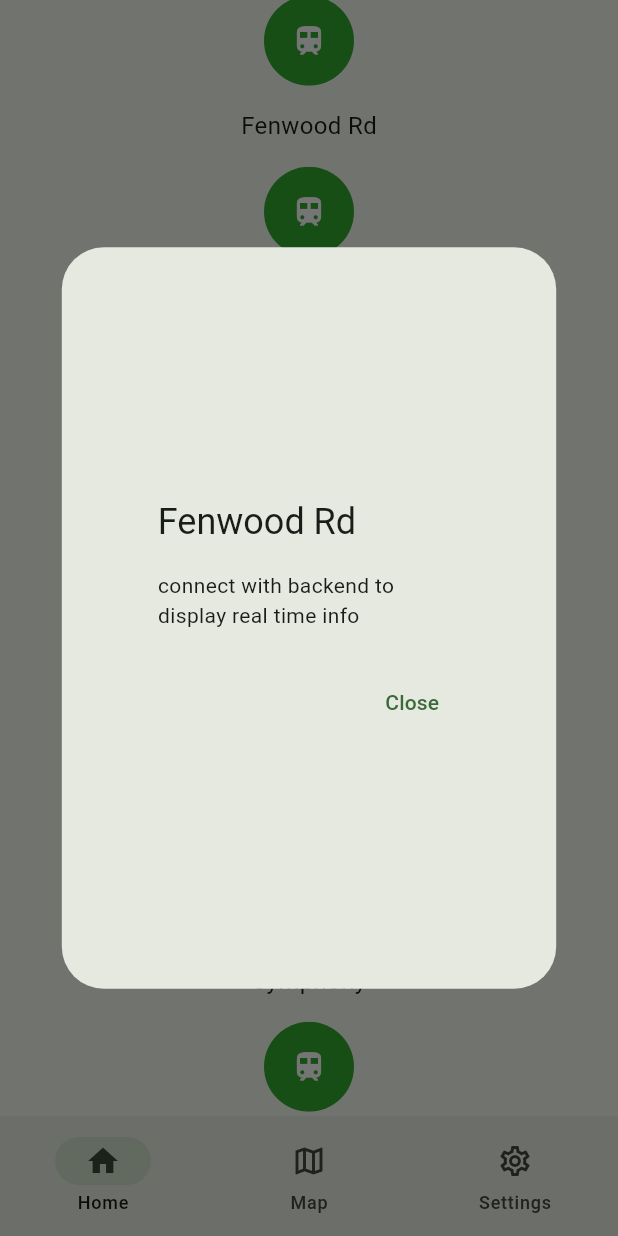
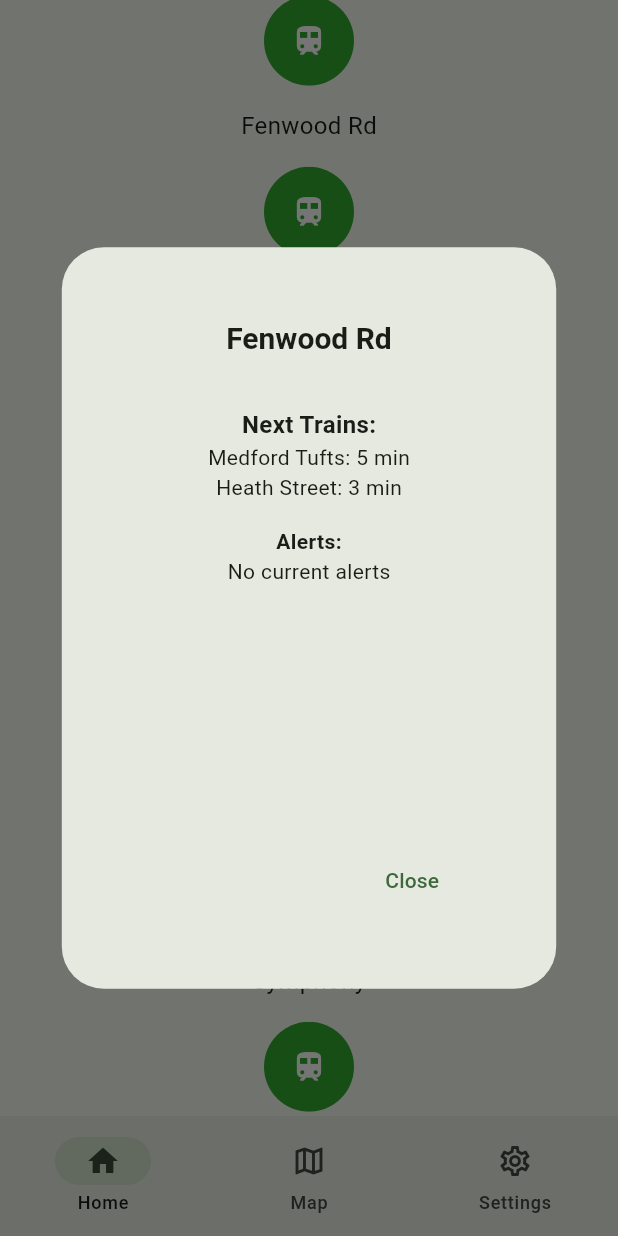
Before and after one commit to eric-livezey/nextt_app, a Flutter app: the screen it shows after launch, scrolled down 576 dp, after a tap on the "train" icon, on a phone screen of 412 x 824 dp. Run offline on Flutter 3.47's test engine with Material 3 defaults, Android fonts, the phone set to English and light mode, and no system bars; our stand-ins replace google_maps_flutter; missing offline and left inert: google_maps_flutter_android, google_maps_flutter_platform_interface.

Commit message:
Added red line and menu structure

```diff
--- a/lib/pages/home.dart
+++ b/lib/pages/home.dart
@@ -11,6 +11,7 @@ class HomeScreen extends StatefulWidget {
 }
 
 class _HomeScreenState extends State<HomeScreen> {
+  Color lineColor = const Color.fromARGB(204, 0, 149, 0);
   String selectedLine = 'Green E';
   late List<TrainStop> currentStops;
 
@@ -26,10 +27,18 @@ class _HomeScreenState extends State<HomeScreen> {
       selectedLine = value;
       if (value == 'Green E') {
         currentStops = greenEStops;
+        lineColor = const Color.fromARGB(204, 0, 149, 0);
       } else if (value == 'Green B') {
+        lineColor = const Color.fromARGB(204, 0, 149, 0);
         currentStops = greenBStops;
+      } else if (value == 'Red Ashmont') {
+        currentStops = redLineAshmontStops;
+        lineColor = const Color.fromARGB(204, 255, 0, 0);
+      } else if (value == 'Red Braintree') {
+        currentStops = redLineBraintreeStops;
+        lineColor = const Color.fromARGB(204, 255, 0, 0);
       }
-      // ADD MORE LINES LUCAS
+      // ADD MORE LINES AS BUILDING
     });
   }
 
@@ -47,7 +56,8 @@ class _HomeScreenState extends State<HomeScreen> {
               items: const [
                 DropdownMenuItem(value: 'Green E', child: Text('Green Line - E Branch')),
                 DropdownMenuItem(value: 'Green B', child: Text('Green Line - B Branch')),
-
+                DropdownMenuItem(value: 'Red Ashmont', child: Text('Red Line - Ashmont Branch')),
+                DropdownMenuItem(value: 'Red Braintree', child: Text('Red Line - Braintree Branch')),
               ],
               onChanged: _onLineChanged,
             ),
@@ -78,8 +88,29 @@ class _HomeScreenState extends State<HomeScreen> {
                                 minHeight: 300,
                               ),
                               child: AlertDialog(
-                                title: Text(trainstop.name),
-                                content: const Text('connect with backend to display real time info'),
+                                title: Center(
+                                  child: Text(
+                                    trainstop.name,
+                                    style: TextStyle(
+                                      fontSize: 20,
+                                      fontWeight: FontWeight.bold,
+
+                                      ),
+                                    ),
+                                  ),
+
+                                content: Column(
+                                  children: [
+                                    SizedBox(height: 16),
+                                    const Text('Next Trains:', style: TextStyle(fontSize: 16, fontWeight: FontWeight.bold)),
+                                    const Text('Medford Tufts: 5 min'),
+                                    const Text('Heath Street: 3 min'),
+                                    SizedBox(height: 16),
+                                    const Text('Alerts:', style: TextStyle(fontWeight: FontWeight.bold)),
+                                    const Text('No current alerts'),
+                                  ],
+                                ),
+
                                 actions: [
                                   TextButton(
                                     onPressed: () => Navigator.pop(context),
@@ -99,7 +130,7 @@ class _HomeScreenState extends State<HomeScreen> {
                             width: 60,
                             height: 60,
                             decoration: BoxDecoration(
-                              color: const Color.fromARGB(204, 0, 149, 0),
+                              color: lineColor,
                               shape: BoxShape.circle,
                             ),
                             child: const Icon(Icons.train, color: Colors.white),
--- a/lib/t_stops.dart
+++ b/lib/t_stops.dart
@@ -52,3 +52,46 @@ final List<TrainStop> greenEStops = [
   TrainStop('Haymarket'),
   TrainStop('North Station'),
 ];
+
+// RED Ashmont stops
+final List<TrainStop> redLineAshmontStops = [
+  TrainStop('Alewife'),
+  TrainStop('Davis'),
+  TrainStop('Porter'),
+  TrainStop('Harvard'),
+  TrainStop('Central'),
+  TrainStop('Kendall/MIT'),
+  TrainStop('Charles/MGH'),
+  TrainStop('Park Street'),
+  TrainStop('Downtown Crossing'),
+  TrainStop('South Station'),
+  TrainStop('Broadway'),
+  TrainStop('Andrew'),
+  TrainStop('JFK/UMass'),
+  TrainStop('Savin Hill'),
+  TrainStop('Fields Corner'),
+  TrainStop('Shawmut'),
+  TrainStop('Ashmont'),
+];
+
+// RED Ashmont stops
+final List<TrainStop> redLineBraintreeStops = [
+  TrainStop('Alewife'),
+  TrainStop('Davis'),
+  TrainStop('Porter'),
+  TrainStop('Harvard'),
+  TrainStop('Central'),
+  TrainStop('Kendall/MIT'),
+  TrainStop('Charles/MGH'),
+  TrainStop('Park Street'),
+  TrainStop('Downtown Crossing'),
+  TrainStop('South Station'),
+  TrainStop('Broadway'),
+  TrainStop('Andrew'),
+  TrainStop('JFK/UMass'),
+  TrainStop('North Quincy'),
+  TrainStop('Wollaston'),
+  TrainStop('Quincy Center'),
+  TrainStop('Quincy Adams'),
+  TrainStop('Braintree'),
+];
```
